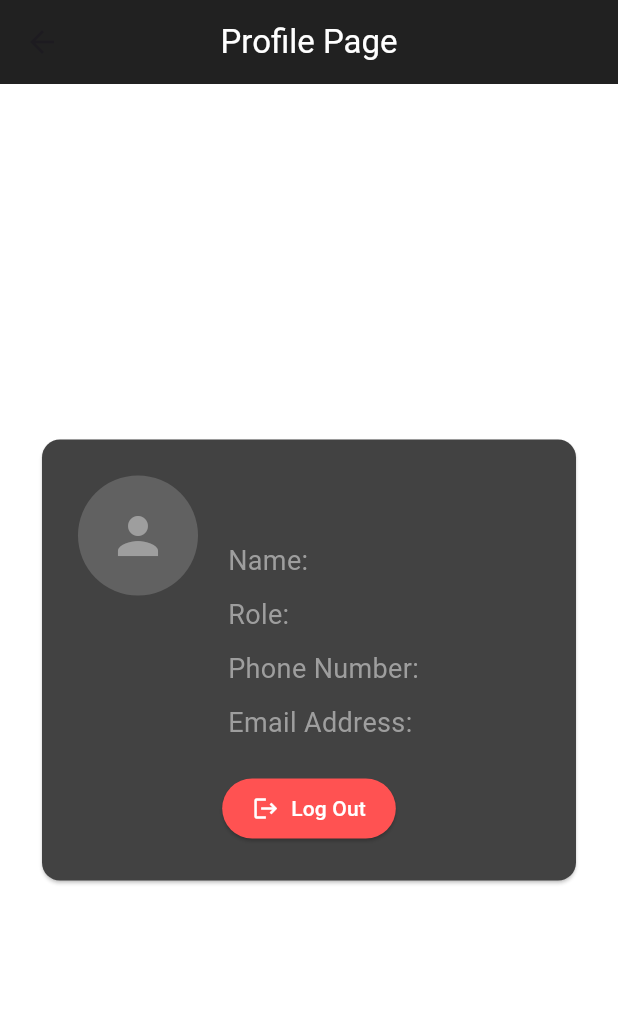
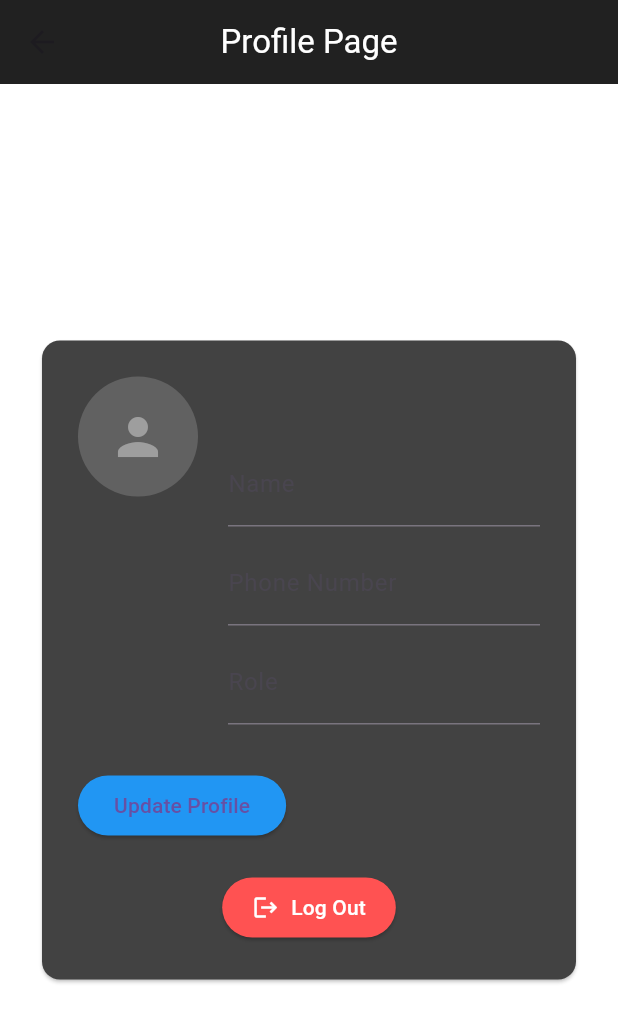
Before and after one commit to danielpack212/arecapp, a Flutter app: the ProfilePage screen opened directly, on a phone screen of 412 x 824 dp. Shown: the top 1022 px of the screen. Run offline on Flutter 3.47's test engine with Material 3 defaults, Android fonts, the phone set to English and light mode, and no system bars; our stand-ins replace cloud_firestore, firebase_auth, firebase_core, firebase_messaging, flutter_local_notifications; missing offline and left inert: dart:html; accounts and stored records are empty.

```diff
--- /dev/null
+++ b/lib/notification_service.dart
@@ -0,0 +1,4 @@
+// notification_service.dart
+
+export 'notification_service_mobile.dart'
+    if (dart.library.html) 'notification_service_web.dart';
--- a/lib/profile_page.dart
+++ b/lib/profile_page.dart
@@ -5,6 +5,9 @@ import 'package:flutter/foundation.dart' show kIsWeb;
 
 class ProfilePage extends StatelessWidget {
   final User? user = FirebaseAuth.instance.currentUser;
+  final TextEditingController _nameController = TextEditingController();
+  final TextEditingController _phoneController = TextEditingController();
+  final TextEditingController _roleController = TextEditingController();
 
   Future<Map<String, dynamic>?> _fetchUserData() async {
     if (user != null) {
@@ -16,7 +19,7 @@ class ProfilePage extends StatelessWidget {
 
   @override
   Widget build(BuildContext context) {
-    final isWeb = kIsWeb; // Use kIsWeb to check if the platform is web
+    final isWeb = kIsWeb; // Check platform
 
     return Scaffold(
       backgroundColor: const Color.fromARGB(255, 255, 255, 255),
@@ -31,7 +34,7 @@ class ProfilePage extends StatelessWidget {
         child: Padding(
           padding: const EdgeInsets.all(24.0),
           child: SizedBox(
-            width: isWeb ? 600 : double.infinity, // Card width for web and mobile
+            width: isWeb ? 600 : double.infinity, // Condition for card width
             child: FutureBuilder<Map<String, dynamic>?>(
               future: _fetchUserData(),
               builder: (context, snapshot) {
@@ -44,6 +47,10 @@ class ProfilePage extends StatelessWidget {
                 }
 
                 final userData = snapshot.data!;
+                // Initialize text controllers with user data
+                _nameController.text = userData['name'] ?? '';
+                _phoneController.text = userData['phone'] ?? '';
+                _roleController.text = userData['role'] ?? '';
 
                 return Card(
                   color: Colors.grey[800],
@@ -54,7 +61,7 @@ class ProfilePage extends StatelessWidget {
                     padding: const EdgeInsets.all(24.0),
                     child: Column(
                       crossAxisAlignment: CrossAxisAlignment.start,
-                      mainAxisSize: MainAxisSize.min, // Shrink card vertically
+                      mainAxisSize: MainAxisSize.min,
                       children: [
                         Row(
                           crossAxisAlignment: CrossAxisAlignment.start,
@@ -76,31 +83,41 @@ class ProfilePage extends StatelessWidget {
                                     overflow: TextOverflow.ellipsis,
                                   ),
                                   SizedBox(height: 10),
-                                  Text(
-                                    'Name: ${userData['name'] ?? 'No name'}',
-                                    style: TextStyle(fontSize: 18, color: Colors.grey[500]),
+                                  TextField(
+                                    controller: _nameController,
+                                    decoration: InputDecoration(labelText: 'Name'),
+                                    style: TextStyle(color: Colors.white),
                                   ),
                                   SizedBox(height: 10),
-                                  Text(
-                                    'Role: ${userData['role'] ?? 'No role'}',
-                                    style: TextStyle(fontSize: 18, color: Colors.grey[500]),
+                                  TextField(
+                                    controller: _phoneController,
+                                    decoration: InputDecoration(labelText: 'Phone Number'),
+                                    style: TextStyle(color: Colors.white),
                                   ),
                                   SizedBox(height: 10),
-                                  Text(
-                                    'Phone Number: ${userData['phone'] ?? 'No phone number'}',
-                                    style: TextStyle(fontSize: 18, color: Colors.grey[500]),
+                                  TextField(
+                                    controller: _roleController,
+                                    decoration: InputDecoration(labelText: 'Role'),
+                                    style: TextStyle(color: Colors.white),
                                   ),
                                   SizedBox(height: 10),
-                                  Text(
-                                    'Email Address: ${userData['email'] ?? 'No email'}',
-                                    style: TextStyle(fontSize: 18, color: Colors.grey[500]),
-                                    maxLines: 1,
-                                    overflow: TextOverflow.ellipsis,
-                                  ),
                                 ],
                               ),
                             ),
                           ],
+                        ),
+                        SizedBox(height: 20),
+                        ElevatedButton(
+                          onPressed: () async {
+                            // Update user profile in Firestore
+                            await FirebaseFirestore.instance.collection('users').doc(user!.uid).update({
+                              'name': _nameController.text,
+                              'phone': _phoneController.text,
+                              'role': _roleController.text,
+                            });
+                          },
+                          child: Text('Update Profile'),
+                          style: ElevatedButton.styleFrom(backgroundColor: Colors.blue),
                         ),
                         SizedBox(height: 20),
                         Center(
--- a/pubspec.yaml
+++ b/pubspec.yaml
@@ -14,7 +14,10 @@ dependencies:
   cupertino_icons: ^1.0.6
   firebase_core: ^3.10.0
   firebase_auth: ^5.5.2
+  firebase_messaging: ^15.0.4
   cloud_firestore: ^5.0.0
+  http: ^0.13.6
+  flutter_local_notifications: ^14.0.0
 
 dev_dependencies:
   flutter_test:
```
Also changed, not shown: lib/main.dart (+19 -14 lines), lib/notification_service_mobile.dart (added, +71 -0 lines), lib/notification_service_web.dart (added, +40 -0 lines), lib/signup_page.dart (+20 -5 lines), pubspec.lock, 6 other files.
